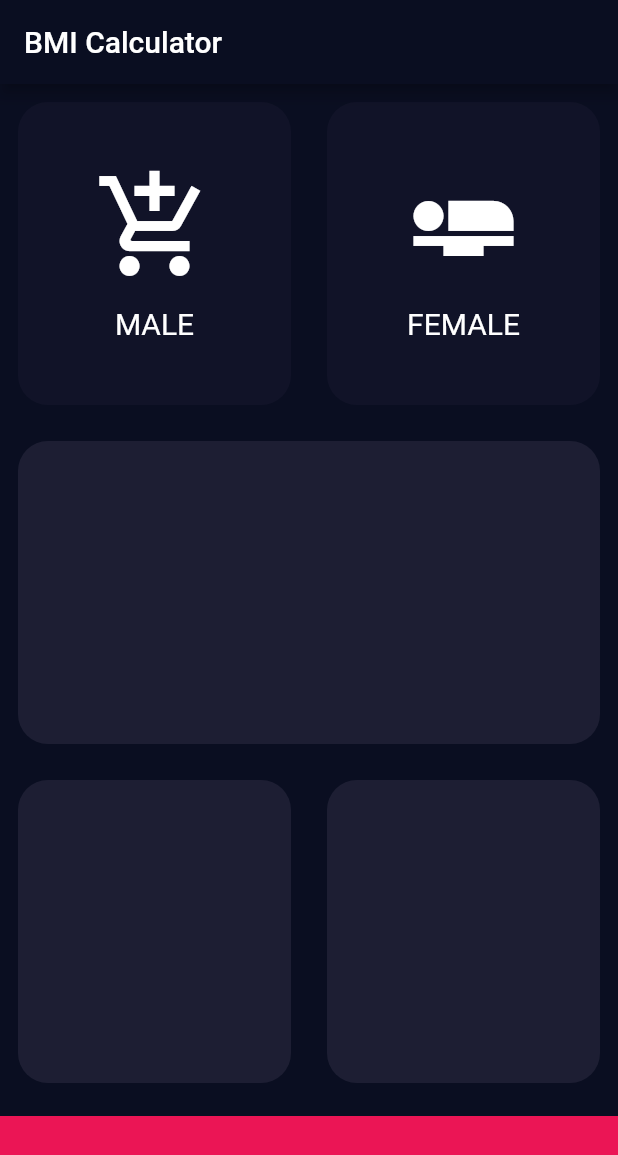
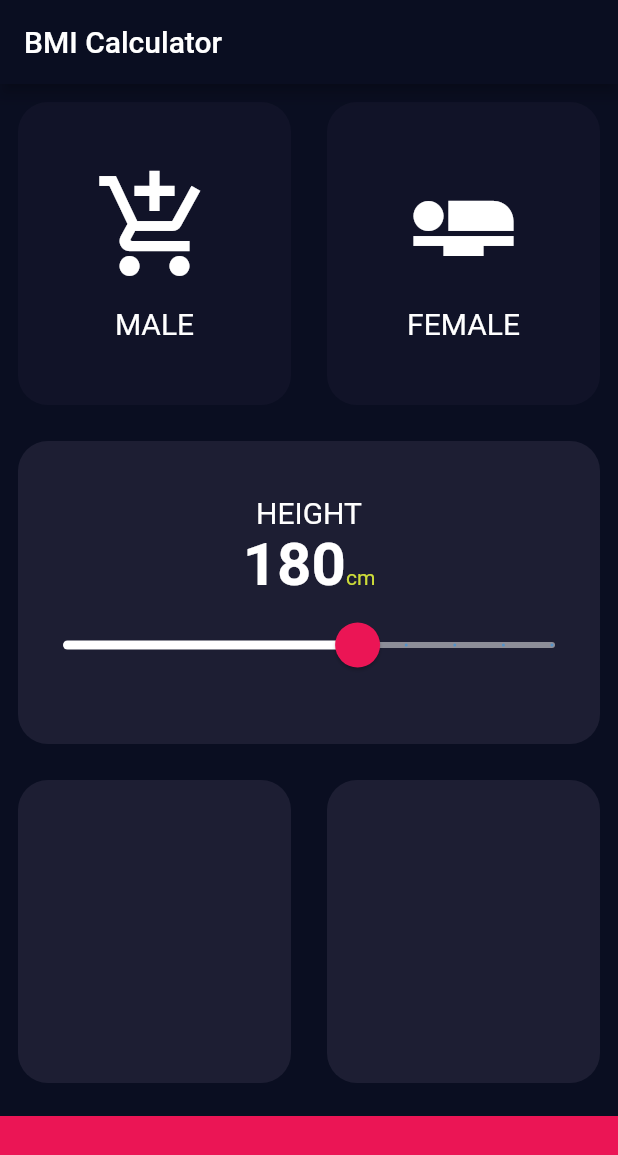
Before and after one commit to onuohasilver/BMICalculator, a Flutter app: the screen it shows after launch, on a phone screen of 412 x 824 dp. Shown: the top 1155 px of the screen. Run offline on Flutter 3.47's test engine with Material 2 defaults, Android fonts, the phone set to English and light mode, and no system bars.

Commit message:
added slider widget and constants file

```diff
--- /dev/null
+++ b/lib/constants.dart
@@ -0,0 +1,9 @@
+import 'package:flutter/material.dart';
+
+
+const double bottomBarHeight = 80.0;
+const bottomBarColor = Color(0xFFEB1555);
+const cardColor = Color(0xFF1D1E33);
+const inactiveCardColor = Color(0xFF111328);
+const kNumberStyle = TextStyle(
+                            fontSize: 40, fontWeight: FontWeight.bold);
--- a/lib/input_page.dart
+++ b/lib/input_page.dart
@@ -1,11 +1,7 @@
 import 'package:flutter/material.dart';
 import 'card_content.dart';
 import 'reuseable_card.dart';
-
-const double bottomBarHeight = 80.0;
-const bottomBarColor = Color(0xFFEB1555);
-const cardColor = Color(0xFF1D1E33);
-const inactiveCardColor = Color(0xFF111328);
+import 'constants.dart';
 
 enum Gender { male, female }
 
@@ -16,6 +12,7 @@ class BmiCalculator extends StatefulWidget {
 
 class _BmiCalculatorState extends State<BmiCalculator> {
   Gender selectedGender;
+  int height = 180;
 
   @override
   Widget build(BuildContext context) {
@@ -24,42 +21,43 @@ class _BmiCalculatorState extends State<BmiCalculator> {
         title: Text('BMI Calculator'),
       ),
       body: Column(
+        crossAxisAlignment: CrossAxisAlignment.stretch,
         children: <Widget>[
           Expanded(
             child: Row(
               children: <Widget>[
                 Expanded(
-                  child: GestureDetector(
-                    onTap: () {
+                  child: ReusableCard(
+                    onPress: () {
                       setState(
                         () {
-                          selectedGender=Gender.male;
+                          selectedGender = Gender.male;
                         },
                       );
                     },
-                    child: ReusableCard(
                     cardChild: CardContent(
                         icon: Icon(Icons.add_shopping_cart, size: 80.0),
                         text: 'MALE'),
-                      colour: selectedGender==Gender.male?cardColor:inactiveCardColor,
-                    ),
+                    colour: selectedGender == Gender.male
+                        ? cardColor
+                        : inactiveCardColor,
                   ),
                 ),
                 Expanded(
-                  child: GestureDetector(
-                    onTap: () {
+                  child: ReusableCard(
+                    onPress: () {
                       setState(
                         () {
-                          selectedGender=Gender.female;
+                          selectedGender = Gender.female;
                         },
                       );
                     },
-                    child: ReusableCard(
                     cardChild: CardContent(
                         icon: Icon(Icons.airline_seat_flat, size: 80.0),
                         text: 'FEMALE'),
-                      colour: selectedGender==Gender.female?cardColor:inactiveCardColor,
-                    ),
+                    colour: selectedGender == Gender.female
+                        ? cardColor
+                        : inactiveCardColor,
                   ),
                 ),
               ],
@@ -67,6 +65,48 @@ class _BmiCalculatorState extends State<BmiCalculator> {
           ),
           Expanded(
             child: ReusableCard(
+              cardChild: Column(
+                mainAxisAlignment: MainAxisAlignment.center,
+                children: <Widget>[
+                  Text(
+                    'HEIGHT',
+                    style: TextStyle(fontSize: 20),
+                  ),
+                  Row(
+                    crossAxisAlignment: CrossAxisAlignment.baseline,
+                    mainAxisAlignment: MainAxisAlignment.center,
+                    textBaseline: TextBaseline.alphabetic,
+                    children: <Widget>[
+                      Text(
+                        height.toString(),
+                        style: kNumberStyle,
+                      ),
+                      Text('cm', style: TextStyle(color: Colors.lime))
+                    ],
+                  ),
+                  SliderTheme(
+                    data: SliderTheme.of(context).copyWith(
+                      activeTrackColor: Colors.white,
+
+                      inactiveTrackColor: Color(0xFF8D8E98),
+                      thumbColor: Color(0xFFEB1555),
+                      thumbShape: RoundSliderThumbShape(enabledThumbRadius: 15),
+                      overlayShape: RoundSliderOverlayShape(overlayRadius: 30),
+                      overlayColor: Color(0x60EB1555),
+                    ),
+                    child: Slider(
+                        value: height.toDouble(),
+                        divisions: 10,
+                        min: 120,
+                        max: 220,
+                        onChanged: (double newValue) {
+                          setState(() {
+                            height = newValue.round();
+                          });
+                        }),
+                  )
+                ],
+              ),
               colour: cardColor,
             ),
           ),
--- a/lib/reuseable_card.dart
+++ b/lib/reuseable_card.dart
@@ -1,16 +1,20 @@
 import 'package:flutter/material.dart';
 
 class ReusableCard extends StatelessWidget {
-  ReusableCard({@required this.colour, this.cardChild});
+  ReusableCard({@required this.colour, this.cardChild,this.onPress});
   final Color colour;
   final Widget cardChild;
+  final Function onPress;
   @override
   Widget build(BuildContext context) {
-    return Container(
-      child: cardChild,
-      decoration:
-          BoxDecoration(color: colour, borderRadius: BorderRadius.circular(20)),
-      margin: EdgeInsets.all(12),
+    return GestureDetector(
+      onTap: onPress,
+          child: Container(
+        child: cardChild,
+        decoration:
+            BoxDecoration(color: colour, borderRadius: BorderRadius.circular(20)),
+        margin: EdgeInsets.all(12),
+      ),
     );
   }
 }
```
Lines whose indentation alone changed are shown as unchanged.
